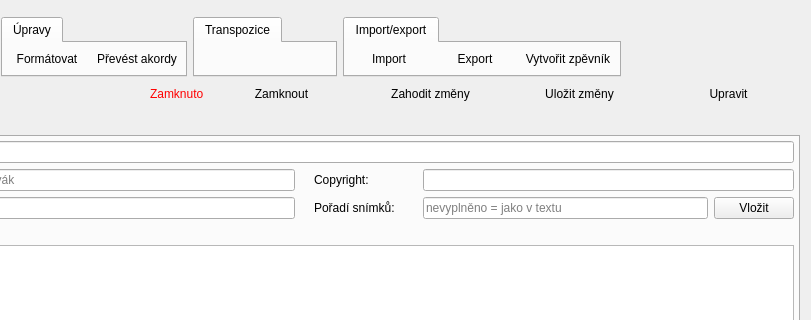
This is src/gui/mainwindow_songsmode.ui in CZDanol/StrawLumen as Qt 5 draws it before an edit; both pictures show x 366 to 1177 and y 0 to 320 of the 1177 by 699 pixel window. The edited form follows.
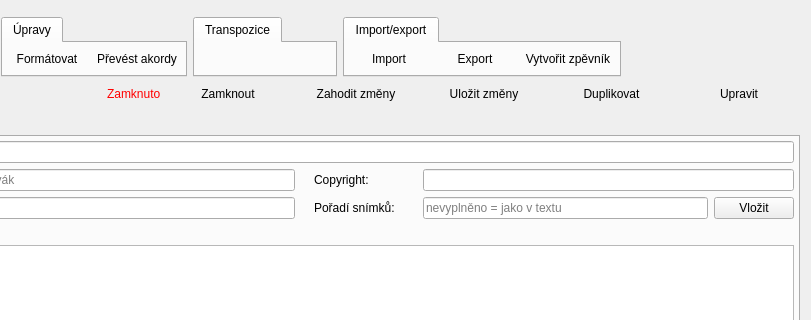
This is the edited form. Icons and pictures are not drawn. Custom widgets are drawn as their Qt base class.

Commit message: Add song copy function

Diff of the .ui file:
```diff
--- a/src/gui/mainwindow_songsmode.ui
+++ b/src/gui/mainwindow_songsmode.ui
@@ -684,6 +684,20 @@
             </property>
            </widget>
           </item>
+          <item>
+           <widget class="QPushButton" name="btnCopy">
+            <property name="text">
+             <string>Duplikovat</string>
+            </property>
+            <property name="icon">
+             <iconset resource="../../res/resources.qrc">
+              <normaloff>:/icons/16/Copy.png</normaloff>:/icons/16/Copy.png</iconset>
+            </property>
+            <property name="flat">
+             <bool>true</bool>
+            </property>
+           </widget>
+          </item>
           <item>
            <widget class="QPushButton" name="btnEdit">
             <property name="text">
```
The commit also changes 4 other files.
